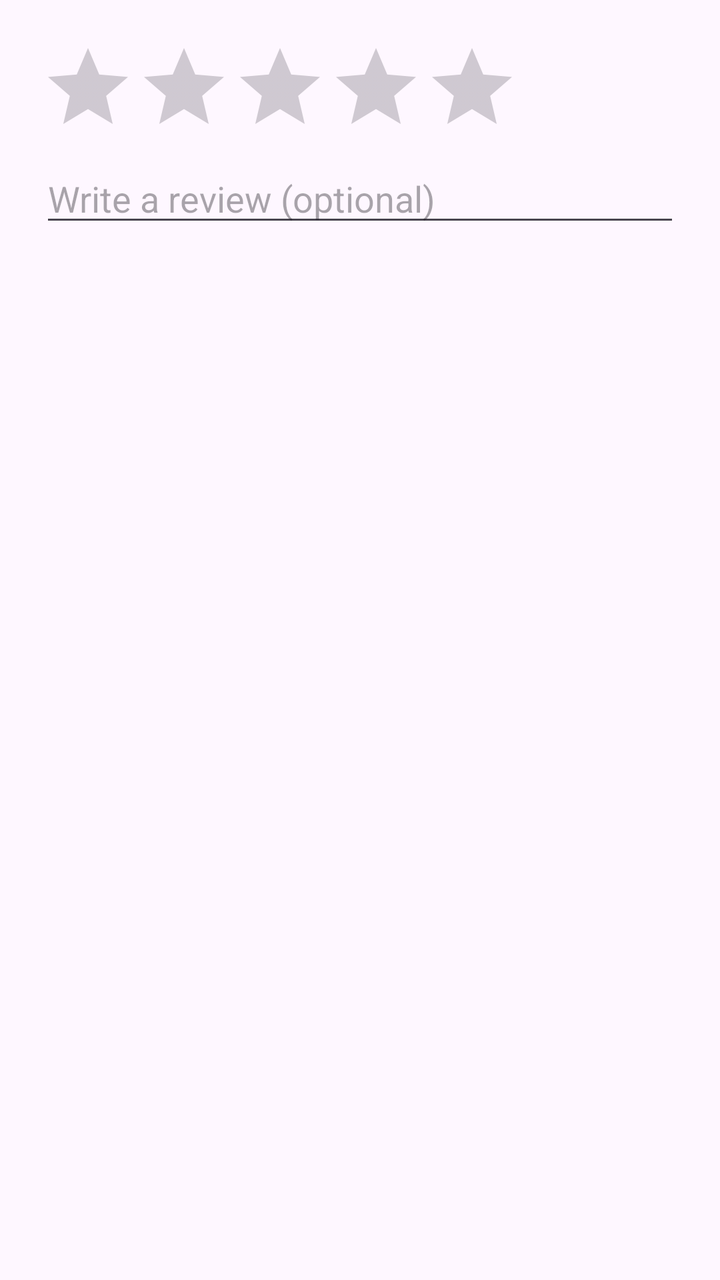
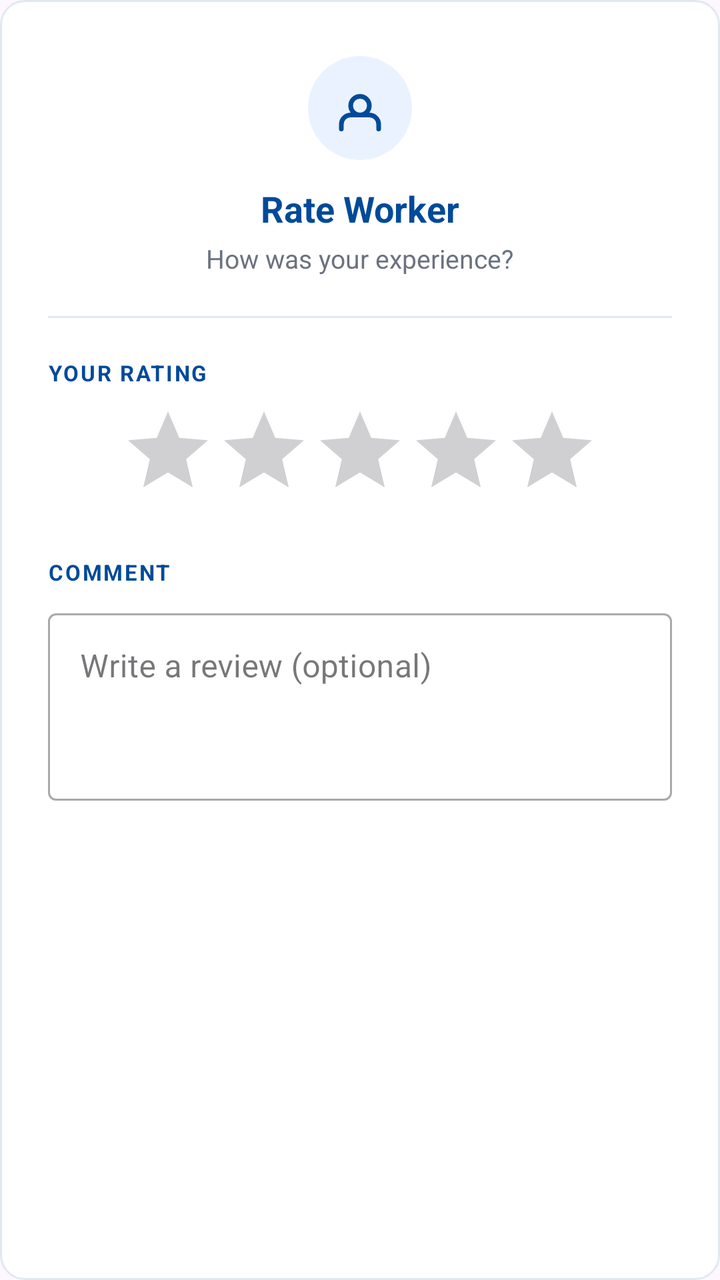

Screens rendered from an Android XML layout before and after an edit, with the pre-edit source and the edit as a unified diff.
<!-- AndroidManifest.xml: application theme Theme.Newtacks -->
<!-- res/layout/dialog_review.xml -->
<LinearLayout xmlns:android="http://schemas.android.com/apk/res/android"
    android:orientation="vertical"
    android:padding="20dp"
    android:layout_width="match_parent"
    android:layout_height="wrap_content">

    <RatingBar
        android:id="@+id/ratingBar"
        android:numStars="5"
        android:stepSize="1"
        android:layout_width="wrap_content"
        android:layout_height="wrap_content"/>

    <EditText
        android:id="@+id/etComment"
        android:hint="Write a review (optional)"
        android:layout_width="match_parent"
        android:layout_height="wrap_content"/>
</LinearLayout>
<!-- resources referenced by this layout -->
<resources>
  <style name="Theme.Newtacks" parent="Base.Theme.Newtacks" />
  <style name="Base.Theme.Newtacks" parent="Theme.Material3.DayNight.NoActionBar">
          
          
      </style>
</resources>

<!-- the commit's change to res/layout/dialog_review.xml (unified diff, before → after) -->
@@ -1,19 +1,106 @@
-<LinearLayout xmlns:android="http://schemas.android.com/apk/res/android"
+<?xml version="1.0" encoding="utf-8"?>
+<LinearLayout
+    xmlns:android="http://schemas.android.com/apk/res/android"
+    xmlns:app="http://schemas.android.com/apk/res-auto"
+    android:layout_width="match_parent"
+    android:layout_height="wrap_content"
     android:orientation="vertical"
-    android:padding="20dp"
-    android:layout_width="match_parent"
-    android:layout_height="wrap_content">
+    android:background="@drawable/bg_role_card"
+    android:paddingStart="24dp"
+    android:paddingEnd="24dp"
+    android:paddingTop="28dp"
+    android:paddingBottom="20dp">
 
+    
+    <ImageView
+        android:layout_width="52dp"
+        android:layout_height="52dp"
+        android:layout_gravity="center_horizontal"
+        android:src="@drawable/ic_nav_account"
+        android:background="@drawable/bg_circle"
+        android:backgroundTint="#EBF2FF"
+        android:padding="12dp"
+        android:layout_marginBottom="12dp"
+        android:contentDescription="Review icon"
+        app:tint="#004A99" />
+
+    
+    <TextView
+        android:layout_width="wrap_content"
+        android:layout_height="wrap_content"
+        android:layout_gravity="center_horizontal"
+        android:text="Rate Worker"
+        android:textColor="#004A99"
+        android:textSize="18sp"
+        android:textStyle="bold"
+        android:layout_marginBottom="4dp" />
+
+    
+    <TextView
+        android:layout_width="wrap_content"
+        android:layout_height="wrap_content"
+        android:layout_gravity="center_horizontal"
+        android:text="How was your experience?"
+        android:textColor="#6B7280"
+        android:textSize="13sp"
+        android:layout_marginBottom="20dp" />
+
+    
+    <View
+        android:layout_width="match_parent"
+        android:layout_height="1dp"
+        android:background="#E2E8F0"
+        android:layout_marginBottom="20dp" />
+
+    
+    <TextView
+        android:layout_width="wrap_content"
+        android:layout_height="wrap_content"
+        android:text="YOUR RATING"
+        android:textColor="#004A99"
+        android:textSize="11sp"
+        android:textStyle="bold"
+        android:letterSpacing="0.08"
+        android:layout_marginBottom="8dp" />
+
+    
     <RatingBar
         android:id="@+id/ratingBar"
+        android:layout_width="wrap_content"
+        android:layout_height="wrap_content"
         android:numStars="5"
         android:stepSize="1"
+        android:progressTint="#004A99"
+        android:secondaryProgressTint="#E2E8F0"
+        android:layout_gravity="center_horizontal"
+        android:layout_marginBottom="20dp" />
+
+    
+    <TextView
         android:layout_width="wrap_content"
-        android:layout_height="wrap_content"/>
+        android:layout_height="wrap_content"
+        android:text="COMMENT"
+        android:textColor="#004A99"
+        android:textSize="11sp"
+        android:textStyle="bold"
+        android:letterSpacing="0.08"
+        android:layout_marginBottom="8dp" />
 
-    <EditText
-        android:id="@+id/etComment"
+    
+    <com.google.android.material.textfield.TextInputLayout
+        android:layout_width="match_parent"
+        android:layout_height="wrap_content"
         android:hint="Write a review (optional)"
-        android:layout_width="match_parent"
-        android:layout_height="wrap_content"/>
+        style="@style/Widget.MaterialComponents.TextInputLayout.OutlinedBox">
+
+        <com.google.android.material.textfield.TextInputEditText
+            android:id="@+id/etComment"
+            android:layout_width="match_parent"
+            android:layout_height="wrap_content"
+            android:minLines="3"
+            android:gravity="top"
+            android:inputType="textMultiLine" />
+
+    </com.google.android.material.textfield.TextInputLayout>
+
 </LinearLayout>
<!-- resource entries referenced after the edit -->
@@ -1,5 +1,43 @@
 <!-- resources referenced by this layout -->
 <resources>
+  <!-- drawable bg_circle (drawable) -->
+  <?xml version="1.0" encoding="utf-8"?>
+  <shape xmlns:android="http://schemas.android.com/apk/res/android"
+      android:shape="oval">
+      <solid android:color="#FFFFFF" />
+  </shape>
+  <!-- drawable bg_role_card (drawable) -->
+  <?xml version="1.0" encoding="utf-8"?>
+  <shape xmlns:android="http://schemas.android.com/apk/res/android"
+      android:shape="rectangle">
+      <solid android:color="#FFFFFF" />
+      <corners android:radius="12dp" />
+      <stroke
+          android:width="1dp"
+          android:color="#E2E8F0" />
+  </shape>
+  <!-- drawable ic_nav_account (drawable) -->
+  <?xml version="1.0" encoding="utf-8"?>
+  <vector xmlns:android="http://schemas.android.com/apk/res/android"
+      android:width="24dp"
+      android:height="24dp"
+      android:viewportWidth="24"
+      android:viewportHeight="24">
+      <path
+          android:fillColor="@android:color/transparent"
+          android:pathData="M20,21V19a4,4 0,0 0,-4 -4H8a4,4 0,0 0,-4 4V21"
+          android:strokeWidth="2"
+          android:strokeColor="#9BA3AF"
+          android:strokeLineCap="round"
+          android:strokeLineJoin="round" />
+      <path
+          android:fillColor="@android:color/transparent"
+          android:pathData="M12,11m-4,0a4,4 0,1 1,8 0a4,4 0,1 1,-8 0"
+          android:strokeWidth="2"
+          android:strokeColor="#9BA3AF"
+          android:strokeLineCap="round"
+          android:strokeLineJoin="round" />
+  </vector>
   <style name="Theme.Newtacks" parent="Base.Theme.Newtacks" />
   <style name="Base.Theme.Newtacks" parent="Theme.Material3.DayNight.NoActionBar">
           
